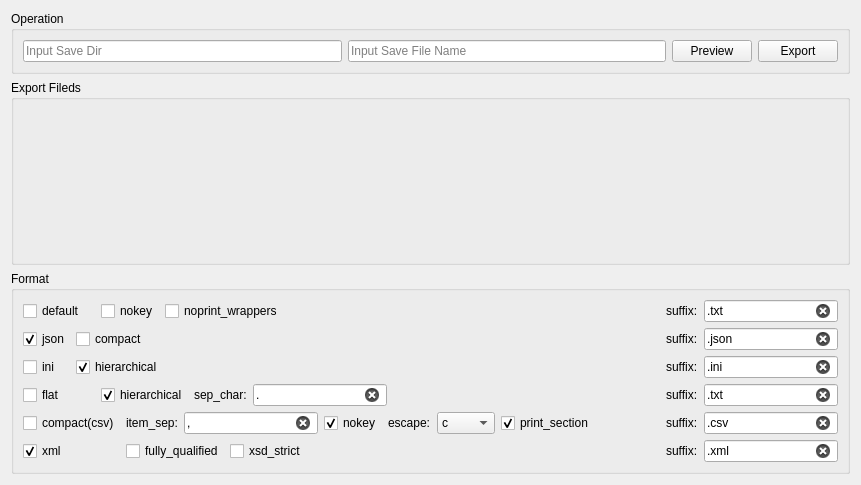
Old version of the form widgets/exportwg.ui in the repository SunStorm2018/media-debuger.
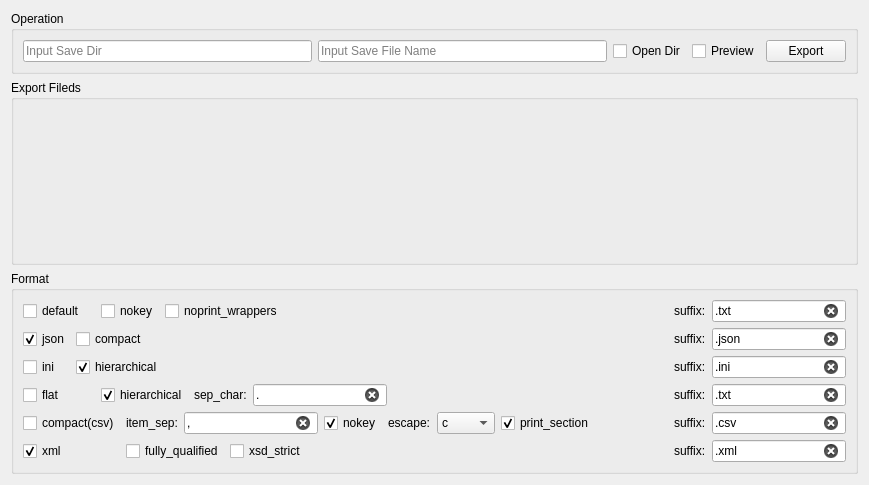
New version of the form.

Patch:
```diff
--- a/widgets/exportwg.ui
+++ b/widgets/exportwg.ui
@@ -6,7 +6,7 @@
    <rect>
     <x>0</x>
     <y>0</y>
-    <width>861</width>
+    <width>869</width>
     <height>485</height>
    </rect>
   </property>
@@ -41,16 +41,17 @@
        </widget>
       </item>
       <item>
-       <widget class="QPushButton" name="preview_btn">
-        <property name="enabled">
-         <bool>true</bool>
+       <widget class="QCheckBox" name="open_dir_cbox">
+        <property name="text">
+         <string>Open Dir</string>
         </property>
+       </widget>
+      </item>
+      <item>
+       <widget class="QCheckBox" name="preview_cbox">
         <property name="text">
          <string>Preview</string>
         </property>
-        <property name="checkable">
-         <bool>false</bool>
-        </property>
        </widget>
       </item>
       <item>
```
Left out of the diff: 1 changed line with no effect on the pictures.
